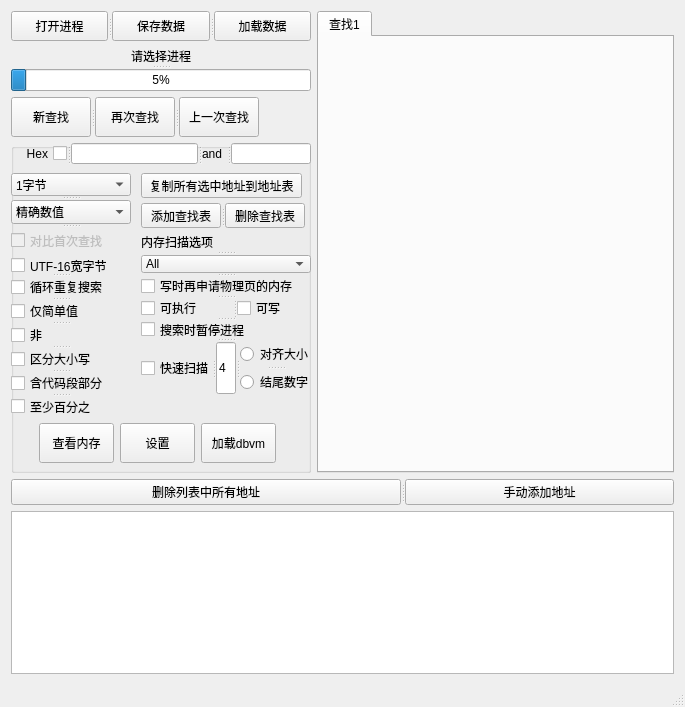
This is CheatEngine_With_Qt/CheatEngine_With_Qt.ui in CrackerCat/CheatEngine-With-kdmapper as Qt 5 draws it before an edit. The edited form follows.
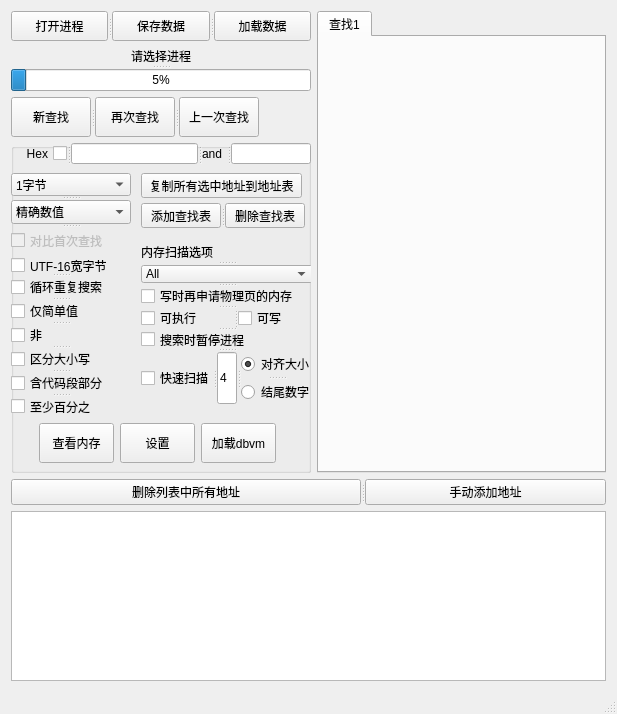
This is the edited form.

```diff
--- a/CheatEngine_With_Qt/CheatEngine_With_Qt.ui
+++ b/CheatEngine_With_Qt/CheatEngine_With_Qt.ui
@@ -6,8 +6,8 @@
    <rect>
     <x>0</x>
     <y>0</y>
-    <width>685</width>
-    <height>707</height>
+    <width>617</width>
+    <height>714</height>
    </rect>
   </property>
   <property name="sizePolicy">
@@ -220,15 +220,15 @@
          <property name="geometry">
           <rect>
            <x>130</x>
-           <y>90</y>
-           <width>170</width>
+           <y>100</y>
+           <width>172</width>
            <height>161</height>
           </rect>
          </property>
          <property name="minimumSize">
           <size>
-           <width>0</width>
-           <height>0</height>
+           <width>172</width>
+           <height>161</height>
           </size>
          </property>
          <property name="maximumSize">
@@ -335,7 +335,7 @@
           </widget>
           <widget class="QLineEdit" name="lineEdit_3">
            <property name="sizePolicy">
-            <sizepolicy hsizetype="Minimum" vsizetype="Fixed">
+            <sizepolicy hsizetype="Fixed" vsizetype="Fixed">
              <horstretch>0</horstretch>
              <verstretch>0</verstretch>
             </sizepolicy>
@@ -367,6 +367,9 @@
             <property name="text">
              <string>对齐大小</string>
             </property>
+            <property name="checked">
+             <bool>true</bool>
+            </property>
            </widget>
            <widget class="QRadioButton" name="radioButton_2">
             <property name="sizePolicy">
```
Left out of the diff: 36 changed lines with no effect on the pictures.
